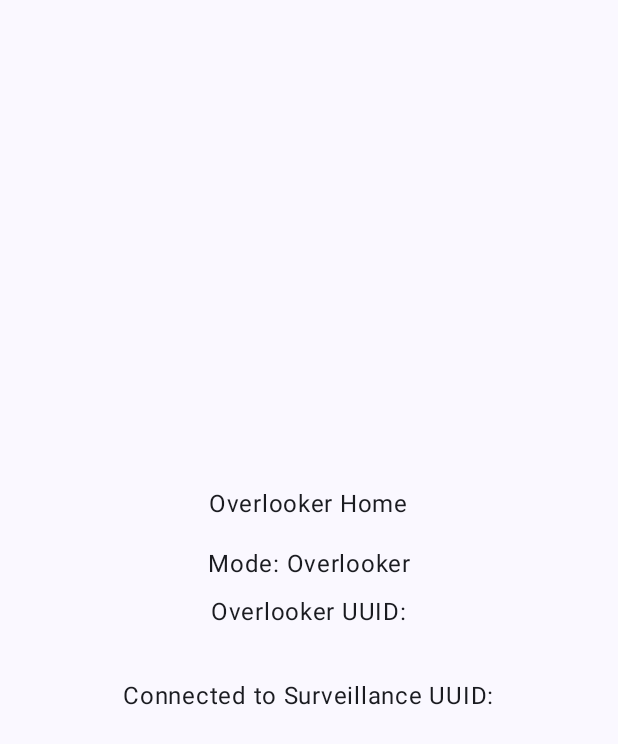
After one commit to yashwanth-gh/Object_detection_prototype, an Android app built with Jetpack Compose: the composable OverlookerHomeScreen called with empty values, on a phone screen of 412 x 824 dp. The commit adds this screen. Shown: the top 744 px of the screen. Run offline under Robolectric (Android 15) with nearby library versions, the phone set to English and light mode, and no system bars.

Commit message:
both the mode are well connected, navigation streamlined and datastore used to save essential data

```diff
--- a/app/src/main/java/com/example/objectdetectionapp/data/repository/UserPreferencesRepository.kt
+++ b/app/src/main/java/com/example/objectdetectionapp/data/repository/UserPreferencesRepository.kt
@@ -46,6 +46,11 @@ class UserPreferencesRepository(
         preferences[UUID_KEY]
     }
 
+    val connectedSurveillanceUUID: Flow<String?> = context.dataStore.data
+        .map { preferences ->
+            preferences[stringPreferencesKey("surveillance_uuid")]
+        }
+
     suspend fun getSavedUserModeAndUUID(): Pair<String?, String?> {
         var mode: String? = null
         var uuid: String? = null
--- /dev/null
+++ b/app/src/main/java/com/example/objectdetectionapp/ui/overlooker/OverlookerHomeScreen.kt
@@ -0,0 +1,34 @@
+package com.example.objectdetectionapp.ui.overlooker
+
+import androidx.compose.foundation.layout.Arrangement
+import androidx.compose.foundation.layout.Column
+import androidx.compose.foundation.layout.Spacer
+import androidx.compose.foundation.layout.fillMaxSize
+import androidx.compose.foundation.layout.height
+import androidx.compose.foundation.layout.padding
+import androidx.compose.material3.Text
+import androidx.compose.runtime.Composable
+import androidx.compose.ui.Alignment
+import androidx.compose.ui.Modifier
+import androidx.compose.ui.unit.dp
+
+@Composable
+fun OverlookerHomeScreen(
+    overlookerUUID: String,
+    surveillanceUUID: String
+) {
+    Column(
+        modifier = Modifier
+            .fillMaxSize()
+            .padding(24.dp),
+        verticalArrangement = Arrangement.Center,
+        horizontalAlignment = Alignment.CenterHorizontally
+    ) {
+        Text(text = "Overlooker Home", modifier = Modifier.padding(bottom = 16.dp))
+        Text(text = "Mode: Overlooker")
+        Spacer(modifier = Modifier.height(8.dp))
+        Text(text = "Overlooker UUID:\n$overlookerUUID")
+        Spacer(modifier = Modifier.height(8.dp))
+        Text(text = "Connected to Surveillance UUID:\n$surveillanceUUID")
+    }
+}
```
Also changed, not shown: app/src/main/java/com/example/objectdetectionapp/MainActivity.kt (+11 -0 lines), app/src/main/java/com/example/objectdetectionapp/data/models/UserSessionData.kt (added, +7 -0 lines), app/src/main/java/com/example/objectdetectionapp/ui/shared/ModeSelectionScreen.kt (+20 -7 lines), app/src/main/java/com/example/objectdetectionapp/ui/shared/ModeSelectionViewModel.kt (+18 -12 lines).
